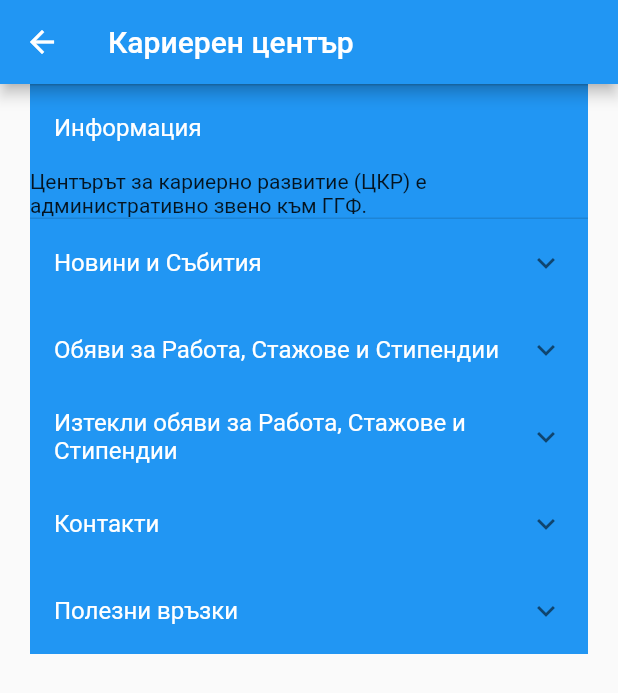
After one commit to diditoleva/faculty_demo_app, a Flutter app: the CareerScreen screen opened directly, after a tap on "Информация", on a phone screen of 412 x 824 dp. The commit adds this screen. Shown: the top 693 px of the screen. Run offline on Flutter 3.47's test engine with Material 2 defaults, Android fonts, the phone set to English and light mode, and no system bars; our stand-ins replace bloc, built_value, equatable, flutter_bloc, flutter_linkify, flutter_svg; generated files the repository leaves out were written again.

Commit message:
incident commit

```diff
--- /dev/null
+++ b/lib/career/career_element.dart
@@ -0,0 +1,20 @@
+enum CareerElement { info, news, internship, expired, contacts, useful }
+
+extension CareerElementExtension on CareerElement {
+  String get title {
+    switch (this) {
+      case CareerElement.info:
+        return "Информация";
+      case CareerElement.news:
+        return "Новини и Събития";
+      case CareerElement.internship:
+        return "Обяви за Работа, Стажове и Стипендии";
+      case CareerElement.expired:
+        return "Изтекли обяви за Работа, Стажове и Стипендии";
+      case CareerElement.useful:
+        return "Полезни връзки";
+      case CareerElement.contacts:
+        return "Контакти";
+    }
+  }
+}
--- /dev/null
+++ b/lib/career/career_screen.dart
@@ -0,0 +1,31 @@
+import 'package:faculty_demo_app/career/career_element.dart';
+import 'package:flutter/material.dart';
+
+class CareerScreen extends StatelessWidget {
+  const CareerScreen({Key? key}) : super(key: key);
+
+  @override
+  Widget build(BuildContext context) {
+    return Scaffold(
+      appBar: AppBar(title: const Text("Кариерен център")),
+      body: Padding(
+        padding: const EdgeInsets.only(left: 20, right: 20),
+          child: ListView.builder(
+                itemCount: CareerElement.values.length,
+                itemBuilder: (context, index) => _buildExpandableItems(CareerElement.values[index]),
+              )
+      ),
+    );
+  }
+
+  Widget _buildExpandableItems(CareerElement item) {
+    return ExpansionTile(
+      title: Text(item.title),
+      children: [Text("Центърът за кариерно развитие (ЦКР) е административно звено към ГГФ.")],
+      collapsedBackgroundColor: Colors.blue,
+      backgroundColor: Colors.blue,
+      collapsedTextColor: Colors.white,
+      textColor: Colors.white,
+    );
+  }
+}
--- a/lib/home/home_screen.dart
+++ b/lib/home/home_screen.dart
@@ -1,4 +1,5 @@
 import 'package:faculty_demo_app/aboutus/about_us_screen.dart';
+import 'package:faculty_demo_app/career/career_screen.dart';
 import 'package:faculty_demo_app/history/history_screen.dart';
 import 'package:faculty_demo_app/home/home_element.dart';
 import 'package:faculty_demo_app/news/blok/news_bloc.dart';
@@ -87,7 +88,7 @@ class HomeScreen extends StatelessWidget {
                         // TODO: Handle this case.
                         break;
                       case HomeElement.careerCenter:
-                        // TODO: Handle this case.
+                        Navigator.push(context, MaterialPageRoute(builder: (context) => CareerScreen()));
                         break;
                       case HomeElement.library:
                         // TODO: Handle this case.
```
